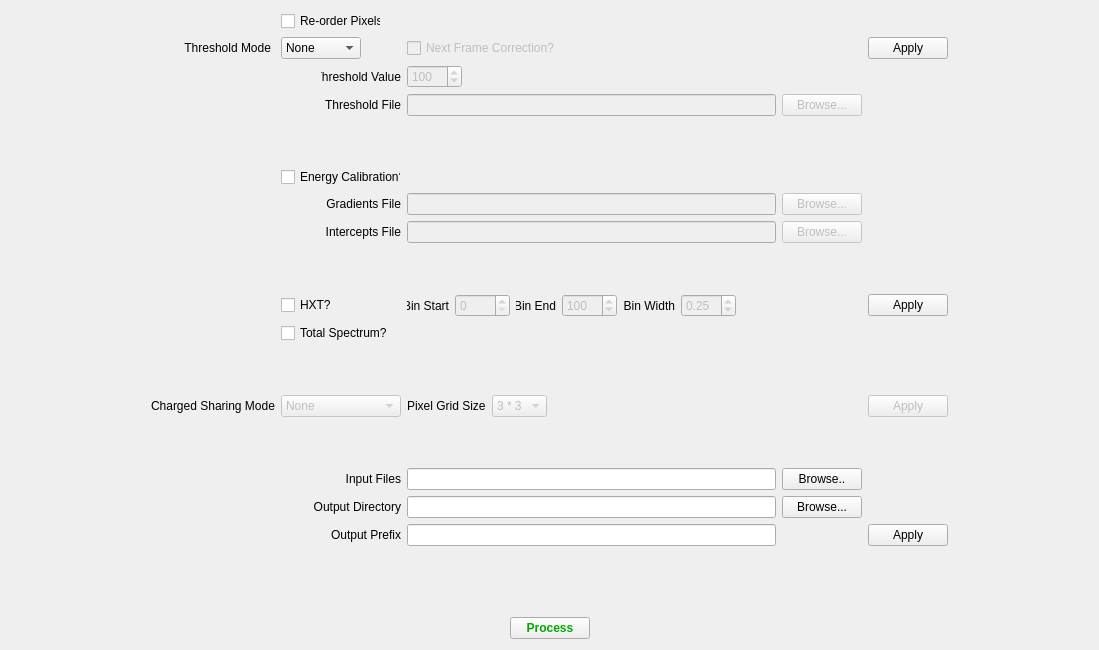
Above: STFC/HexitecGigEProject/trunk/HexitecGigE/processingForm.ui from stfc-detectors/hexitec before the change. Below: the same form after it.
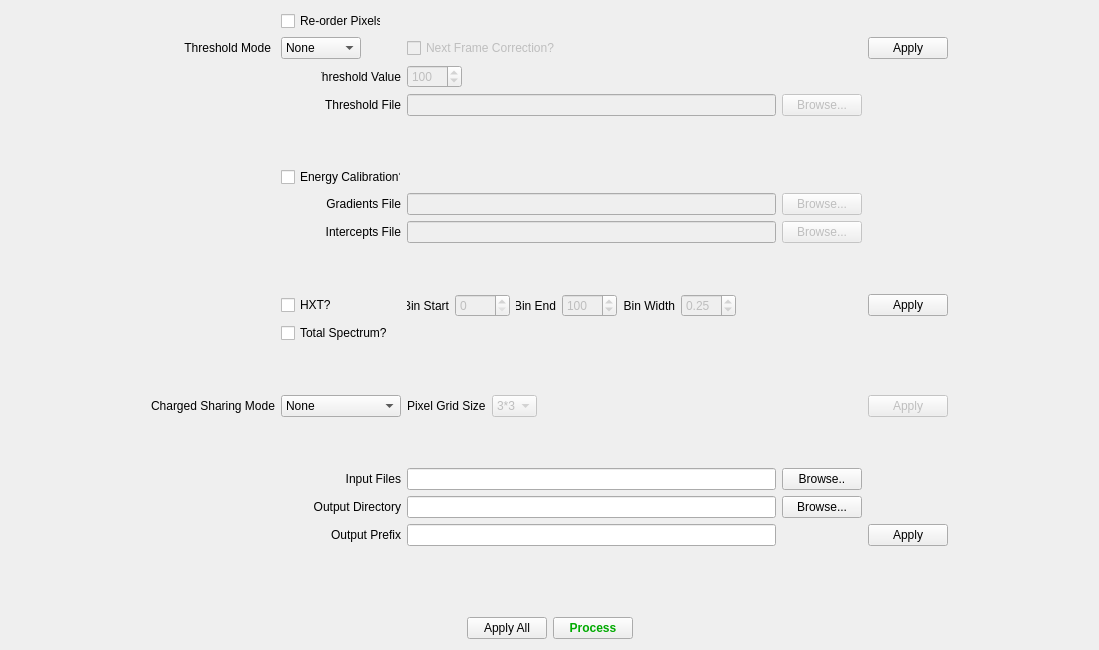
That is the form after the change.

Commit message: Set ProcessingDefinition parameters from Apply All buttons. Modify chargesharing to avoid problems with frames with large number of active pixels.

The edit to the form file:
```diff
--- a/STFC/HexitecGigEProject/trunk/HexitecGigE/processingForm.ui
+++ b/STFC/HexitecGigEProject/trunk/HexitecGigE/processingForm.ui
@@ -20,119 +20,7 @@
    <string>Form</string>
   </property>
   <layout class="QGridLayout" name="gridLayout_4">
-   <item row="0" column="0" colspan="3">
-    <layout class="QHBoxLayout" name="horizontalLayout_4"/>
-   </item>
-   <item row="6" column="1">
-    <widget class="QPushButton" name="processButton">
-     <property name="maximumSize">
-      <size>
-       <width>100</width>
-       <height>16777215</height>
-      </size>
-     </property>
-     <property name="palette">
-      <palette>
-       <active>
-        <colorrole role="Text">
-         <brush brushstyle="SolidPattern">
-          <color alpha="255">
-           <red>0</red>
-           <green>170</green>
-           <blue>0</blue>
-          </color>
-         </brush>
-        </colorrole>
-        <colorrole role="ButtonText">
-         <brush brushstyle="SolidPattern">
-          <color alpha="255">
-           <red>0</red>
-           <green>170</green>
-           <blue>0</blue>
-          </color>
-         </brush>
-        </colorrole>
-       </active>
-       <inactive>
-        <colorrole role="Text">
-         <brush brushstyle="SolidPattern">
-          <color alpha="255">
-           <red>0</red>
-           <green>170</green>
-           <blue>0</blue>
-          </color>
-         </brush>
-        </colorrole>
-        <colorrole role="ButtonText">
-         <brush brushstyle="SolidPattern">
-          <color alpha="255">
-           <red>0</red>
-           <green>170</green>
-           <blue>0</blue>
-          </color>
-         </brush>
-        </colorrole>
-       </inactive>
-       <disabled>
-        <colorrole role="Text">
-         <brush brushstyle="SolidPattern">
-          <color alpha="255">
-           <red>120</red>
-           <green>120</green>
-           <blue>120</blue>
-          </color>
-         </brush>
-        </colorrole>
-        <colorrole role="ButtonText">
-         <brush brushstyle="SolidPattern">
-          <color alpha="255">
-           <red>120</red>
-           <green>120</green>
-           <blue>120</blue>
-          </color>
-         </brush>
-        </colorrole>
-       </disabled>
-      </palette>
-     </property>
-     <property name="font">
-      <font>
-       <weight>75</weight>
-       <bold>true</bold>
-      </font>
-     </property>
-     <property name="text">
-      <string>Process</string>
-     </property>
-    </widget>
-   </item>
-   <item row="6" column="0">
-    <spacer name="horizontalSpacer_2">
-     <property name="orientation">
-      <enum>Qt::Horizontal</enum>
-     </property>
-     <property name="sizeHint" stdset="0">
-      <size>
-       <width>40</width>
-       <height>20</height>
-      </size>
-     </property>
-    </spacer>
-   </item>
-   <item row="6" column="2">
-    <spacer name="horizontalSpacer_3">
-     <property name="orientation">
-      <enum>Qt::Horizontal</enum>
-     </property>
-     <property name="sizeHint" stdset="0">
-      <size>
-       <width>40</width>
-       <height>20</height>
-      </size>
-     </property>
-    </spacer>
-   </item>
-   <item row="1" column="0" rowspan="4" colspan="3">
+   <item row="1" column="0" rowspan="4" colspan="4">
     <layout class="QGridLayout" name="gridLayout_3">
      <item row="1" column="2">
       <widget class="QComboBox" name="thresholdModeComboBox">
@@ -510,9 +398,15 @@
          <property name="enabled">
           <bool>false</bool>
          </property>
+         <property name="maximumSize">
+          <size>
+           <width>45</width>
+           <height>16777215</height>
+          </size>
+         </property>
          <item>
           <property name="text">
-           <string>3 * 3</string>
+           <string>3*3</string>
           </property>
          </item>
          <item>
@@ -589,7 +483,7 @@
      <item row="14" column="2">
       <widget class="QComboBox" name="chargedSharingComboBox">
        <property name="enabled">
-        <bool>false</bool>
+        <bool>true</bool>
        </property>
        <property name="currentText">
         <string>None</string>
@@ -898,6 +792,125 @@
      </item>
     </layout>
    </item>
+   <item row="6" column="3">
+    <spacer name="horizontalSpacer_3">
+     <property name="orientation">
+      <enum>Qt::Horizontal</enum>
+     </property>
+     <property name="sizeHint" stdset="0">
+      <size>
+       <width>40</width>
+       <height>20</height>
+      </size>
+     </property>
+    </spacer>
+   </item>
+   <item row="6" column="0">
+    <spacer name="horizontalSpacer_2">
+     <property name="orientation">
+      <enum>Qt::Horizontal</enum>
+     </property>
+     <property name="sizeHint" stdset="0">
+      <size>
+       <width>40</width>
+       <height>20</height>
+      </size>
+     </property>
+    </spacer>
+   </item>
+   <item row="6" column="2">
+    <widget class="QPushButton" name="processButton">
+     <property name="maximumSize">
+      <size>
+       <width>100</width>
+       <height>16777215</height>
+      </size>
+     </property>
+     <property name="palette">
+      <palette>
+       <active>
+        <colorrole role="Text">
+         <brush brushstyle="SolidPattern">
+          <color alpha="255">
+           <red>0</red>
+           <green>170</green>
+           <blue>0</blue>
+          </color>
+         </brush>
+        </colorrole>
+        <colorrole role="ButtonText">
+         <brush brushstyle="SolidPattern">
+          <color alpha="255">
+           <red>0</red>
+           <green>170</green>
+           <blue>0</blue>
+          </color>
+         </brush>
+        </colorrole>
+       </active>
+       <inactive>
+        <colorrole role="Text">
+         <brush brushstyle="SolidPattern">
+          <color alpha="255">
+           <red>0</red>
+           <green>170</green>
+           <blue>0</blue>
+          </color>
+         </brush>
+        </colorrole>
+        <colorrole role="ButtonText">
+         <brush brushstyle="SolidPattern">
+          <color alpha="255">
+           <red>0</red>
+           <green>170</green>
+           <blue>0</blue>
+          </color>
+         </brush>
+        </colorrole>
+       </inactive>
+       <disabled>
+        <colorrole role="Text">
+         <brush brushstyle="SolidPattern">
+          <color alpha="255">
+           <red>120</red>
+           <green>120</green>
+           <blue>120</blue>
+          </color>
+         </brush>
+        </colorrole>
+        <colorrole role="ButtonText">
+         <brush brushstyle="SolidPattern">
+          <color alpha="255">
+           <red>120</red>
+           <green>120</green>
+           <blue>120</blue>
+          </color>
+         </brush>
+        </colorrole>
+       </disabled>
+      </palette>
+     </property>
+     <property name="font">
+      <font>
+       <weight>75</weight>
+       <bold>true</bold>
+      </font>
+     </property>
+     <property name="text">
+      <string>Process</string>
+     </property>
+    </widget>
+   </item>
+   <item row="0" column="0" colspan="4">
+    <layout class="QHBoxLayout" name="horizontalLayout_4"/>
+   </item>
+   <item row="6" column="1">
+    <widget class="QPushButton" name="applyAllButton">
+     <property name="text">
+      <string>Apply All</string>
+     </property>
+    </widget>
+   </item>
   </layout>
  </widget>
  <resources/>
```
Left out of the diff: 4 changed lines with no effect on the pictures. The commit also changes 5 other files.
